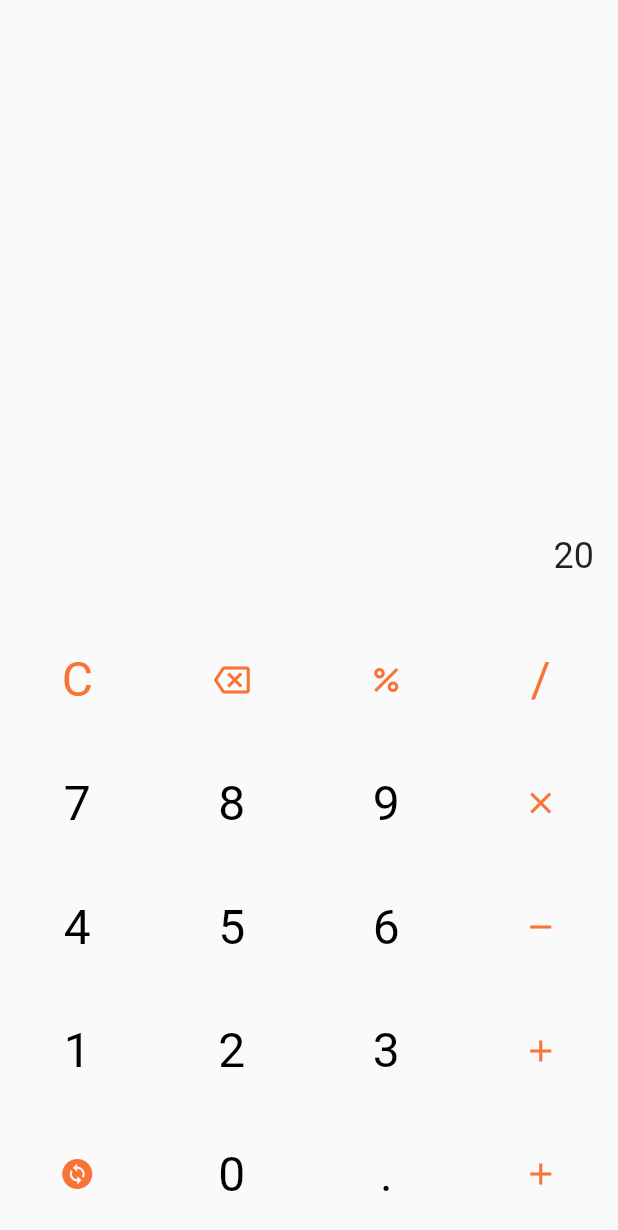
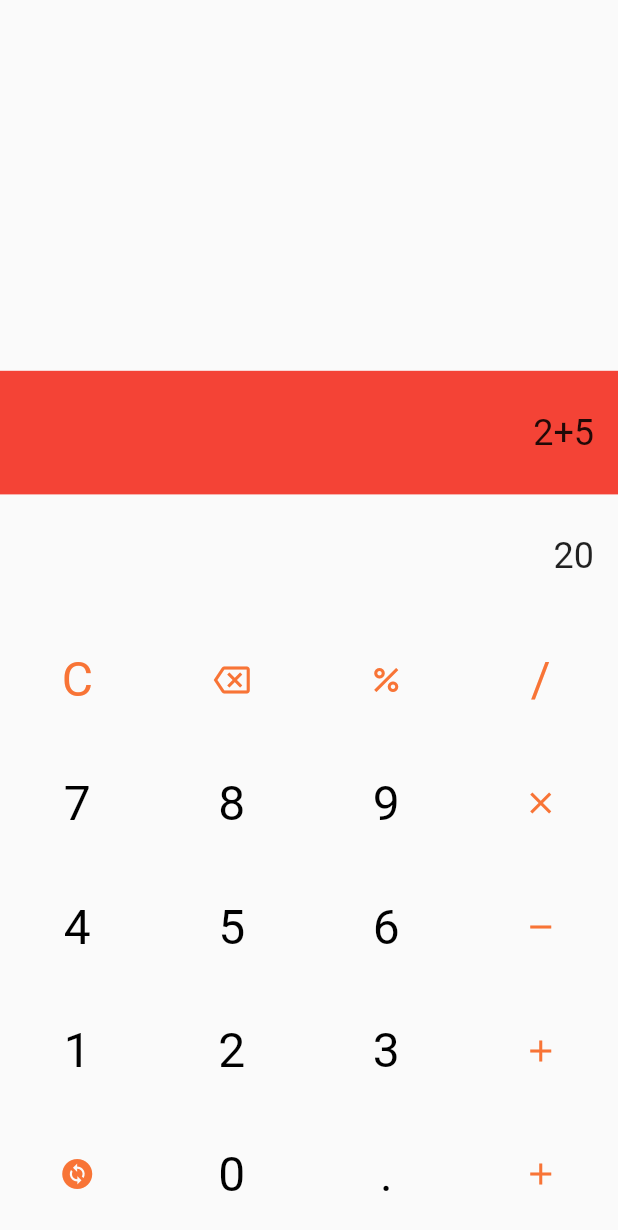
Before and after one commit to ktul15/redmi_calculator_clone, a Flutter app: the screen it shows after launch, on a phone screen of 412 x 824 dp. Shown: the top 1230 px of the screen. Run offline on Flutter 3.47's test engine with Material 2 defaults, Android fonts, the phone set to English and light mode, and no system bars.

Commit message:
Add a row for displaying current equation

```diff
--- a/lib/calculator_page.dart
+++ b/lib/calculator_page.dart
@@ -1,6 +1,7 @@
 import 'package:flutter/material.dart';
 import 'package:redmi_calculator_clone/calculator_button.dart';
 import 'package:redmi_calculator_clone/calculator_operation_button.dart';
+import 'package:redmi_calculator_clone/current_equation.dart';
 import 'package:redmi_calculator_clone/result_text.dart';
 
 class CalculatorPage extends StatelessWidget {
@@ -13,6 +14,8 @@ class CalculatorPage extends StatelessWidget {
         body: Column(
           mainAxisAlignment: MainAxisAlignment.end,
           children: [
+            const CurrentEquationRow(equation: "2+5"),
+
             // Result Row
             const ResultText(result: "20"),
 
--- /dev/null
+++ b/lib/current_equation.dart
@@ -0,0 +1,22 @@
+import 'package:flutter/material.dart';
+
+class CurrentEquationRow extends StatelessWidget {
+  const CurrentEquationRow({super.key, required this.equation});
+
+  final String equation;
+
+  @override
+  Widget build(BuildContext context) {
+    return Container(
+      color: Colors.red,
+      height: MediaQuery.of(context).size.height * 0.10,
+      width: double.infinity,
+      alignment: Alignment.centerRight,
+      padding: const EdgeInsets.symmetric(horizontal: 16, vertical: 8),
+      child: Text(
+        equation,
+        style: const TextStyle(fontSize: 24),
+      ),
+    );
+  }
+}
```
